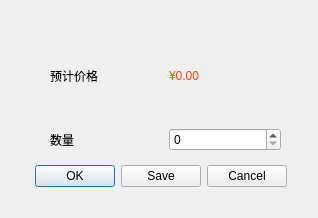
First picture: the form in ui/goodsbuying.ui, repository ruiqurm/bupt_online_retailer, before the edit.
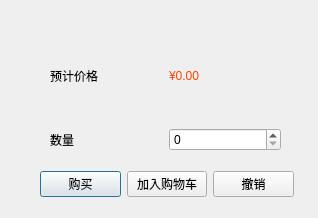
Second picture: the form after the edit.

Diff of the .ui file:
```diff
--- a/ui/goodsbuying.ui
+++ b/ui/goodsbuying.ui
@@ -13,25 +13,6 @@
   <property name="windowTitle">
    <string>Dialog</string>
   </property>
-  <widget class="QDialogButtonBox" name="buttonBox">
-   <property name="geometry">
-    <rect>
-     <x>20</x>
-     <y>160</y>
-     <width>281</width>
-     <height>32</height>
-    </rect>
-   </property>
-   <property name="orientation">
-    <enum>Qt::Horizontal</enum>
-   </property>
-   <property name="standardButtons">
-    <set>QDialogButtonBox::Cancel|QDialogButtonBox::Ok|QDialogButtonBox::Save</set>
-   </property>
-   <property name="centerButtons">
-    <bool>true</bool>
-   </property>
-  </widget>
   <widget class="QWidget" name="layoutWidget">
    <property name="geometry">
     <rect>
@@ -87,6 +68,39 @@
     </item>
    </layout>
   </widget>
+  <widget class="QWidget" name="">
+   <property name="geometry">
+    <rect>
+     <x>40</x>
+     <y>170</y>
+     <width>254</width>
+     <height>28</height>
+    </rect>
+   </property>
+   <layout class="QHBoxLayout" name="horizontalLayout_3">
+    <item>
+     <widget class="QPushButton" name="buy">
+      <property name="text">
+       <string>购买</string>
+      </property>
+     </widget>
+    </item>
+    <item>
+     <widget class="QPushButton" name="add_to_cart">
+      <property name="text">
+       <string>加入购物车</string>
+      </property>
+     </widget>
+    </item>
+    <item>
+     <widget class="QPushButton" name="cancel">
+      <property name="text">
+       <string>撤销</string>
+      </property>
+     </widget>
+    </item>
+   </layout>
+  </widget>
  </widget>
  <resources/>
  <connections>
```
Left out of the diff: 35 changed lines with no effect on the pictures.
